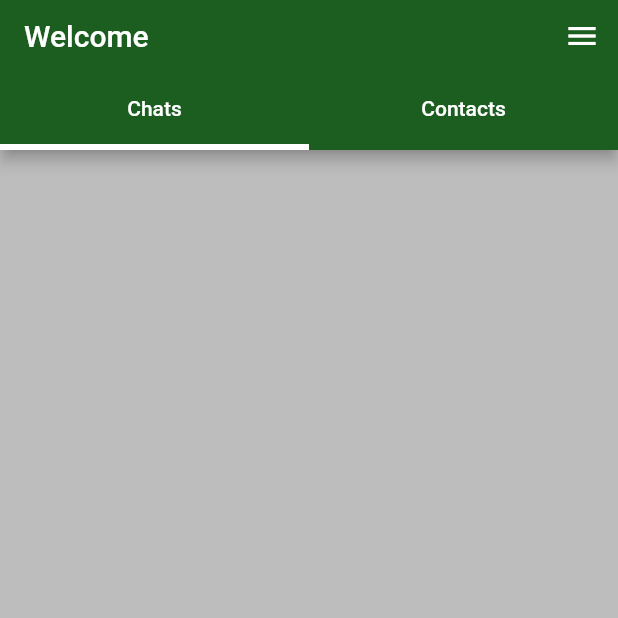
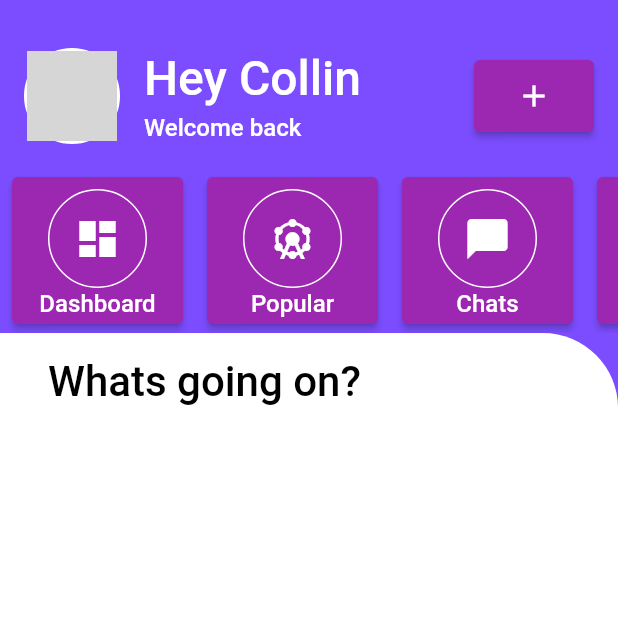
Before and after one commit to HiMyNameIsCollin/flutterChatApp, a Flutter app: the screen it shows after launch, on a phone screen of 412 x 824 dp, the top half of it. Run offline on Flutter 3.47's test engine with Material 2 defaults, Android fonts, the phone set to English and light mode, and no system bars; network calls fail; grey boxes are pictures that could not be loaded.

Commit message:
Nav bar & basic layout

```diff
--- a/lib/main.dart
+++ b/lib/main.dart
@@ -10,18 +10,12 @@ class MyApp extends StatelessWidget {
   Widget build(BuildContext context) {
     return MaterialApp(
       theme: ThemeData(
-        primaryColor: Colors.green[900],
-        colorScheme: const ColorScheme.light().copyWith(
-          primary: Colors.green[900],
-          onPrimary: Colors.white,
-          secondary: Colors.grey[500],
+        appBarTheme: const AppBarTheme(
+          backgroundColor: Colors.transparent,
+          elevation: 0,
         ),
-        scaffoldBackgroundColor: Colors.grey[400],
-        textButtonTheme: TextButtonThemeData(
-          style: TextButton.styleFrom(
-            primary: Colors.white,
-          ),
-        ),
+        scaffoldBackgroundColor: Colors.deepPurpleAccent,
+        primarySwatch: Colors.purple,
       ),
       home: loggedIn ? MainPage() : null,
     );
--- /dev/null
+++ b/lib/widgets/button.dart
@@ -0,0 +1,56 @@
+import 'package:flutter/material.dart';
+import '../text_styles.dart';
+
+class Button extends StatelessWidget {
+  final String parentState;
+  final Function btnFunc;
+  final String btnText;
+  final IconData btnIcon;
+  Button({
+    required this.btnFunc,
+    required this.parentState,
+    required this.btnText,
+    required this.btnIcon,
+  });
+
+  @override
+  Widget build(BuildContext context) {
+    return Align(
+      alignment: Alignment.center,
+      child: Stack(
+        clipBehavior: Clip.antiAlias,
+        children: [
+          Container(
+            margin: EdgeInsets.only(left: 8, right: 8),
+            child: ElevatedButton(
+              style: ElevatedButton.styleFrom(
+                padding:
+                    EdgeInsets.only(bottom: 24, top: 8, left: 24, right: 24),
+              ),
+              onPressed: () => btnFunc(btnText.toLowerCase()),
+              child: Container(
+                padding: EdgeInsets.all(16),
+                decoration: BoxDecoration(
+                  border: Border.all(color: Colors.white, width: 1),
+                  borderRadius: BorderRadius.all(
+                    Radius.circular(100),
+                  ),
+                ),
+                child: Icon(btnIcon, size: 32),
+              ),
+            ),
+          ),
+          Positioned.fill(
+            child: Align(
+              alignment: Alignment(0, .9),
+              child: Text(
+                btnText,
+                style: subWhiteText,
+              ),
+            ),
+          ),
+        ],
+      ),
+    );
+  }
+}
--- a/lib/widgets/dashboard_bar.dart
+++ /dev/null
@@ -1,57 +0,0 @@
-import 'package:flutter/material.dart';
-
-class DashboardBar extends StatelessWidget {
-  final String dbRoute;
-  final Function handleDbRoute;
-
-  DashboardBar(this.dbRoute, this.handleDbRoute);
-
-  @override
-  Widget build(BuildContext context) {
-    getAB(String state) {
-      var color;
-      if (state == dbRoute) {
-        color = Colors.white;
-      } else {
-        color = Theme.of(context).primaryColor;
-      }
-      var activeBorder = BoxDecoration(
-        border: Border(
-          bottom: BorderSide(
-            color: color,
-            width: 4.0,
-          ),
-        ),
-      );
-      return activeBorder;
-    }
-
-    return Container(
-      child: Row(
-        children: [
-          Expanded(
-            child: Container(
-              decoration: getAB('chats'),
-              child: TextButton(
-                child: Text('Chats'),
-                onPressed: () => handleDbRoute('chats'),
-              ),
-            ),
-            flex: 1,
-          ),
-          Expanded(
-            child: Container(
-              decoration: getAB('contacts'),
-              child: TextButton(
-                child: Text('Contacts'),
-                onPressed: () => handleDbRoute('contacts'),
-              ),
-            ),
-            flex: 1,
-          ),
-        ],
-      ),
-      width: double.infinity,
-    );
-  }
-}
--- /dev/null
+++ b/lib/widgets/page_header.dart
@@ -0,0 +1,74 @@
+import 'package:flutter/material.dart';
+import '../text_styles.dart';
+
+class PageHeader extends StatelessWidget {
+  @override
+  Widget build(BuildContext context) {
+    return Container(
+      margin: const EdgeInsets.only(
+        top: 32,
+        bottom: 16,
+        right: 16,
+        left: 16,
+      ),
+      child: Row(
+        mainAxisAlignment: MainAxisAlignment.spaceBetween,
+        crossAxisAlignment: CrossAxisAlignment.center,
+        children: <Widget>[
+          Row(
+            children: [
+              Container(
+                decoration: BoxDecoration(
+                  border: Border.all(
+                    color: Colors.white,
+                    width: 2,
+                  ),
+                  shape: BoxShape.circle,
+                ),
+                child: const CircleAvatar(
+                  backgroundColor: Colors.black,
+                  backgroundImage: NetworkImage(
+                    'https://robohash.org/1.png',
+                  ),
+                  // Implement user initials here
+                  // child: Text('CS'),
+                  foregroundColor: Colors.white,
+                  radius: 30,
+                ),
+              ),
+              SizedBox(width: 16),
+              Container(
+                child: Column(
+                  crossAxisAlignment: CrossAxisAlignment.start,
+                  children: const <Widget>[
+                    Text(
+                      'Hey Collin',
+                      style: bigWhiteText,
+                    ),
+                    SizedBox(height: 4),
+                    Text(
+                      'Welcome back',
+                      style: subWhiteText,
+                    ),
+                  ],
+                ),
+              ),
+            ],
+          ),
+          Container(
+            child: ElevatedButton(
+              onPressed: () => print('123'),
+              child: IconButton(
+                icon: const Icon(
+                  Icons.add,
+                  size: 24,
+                ),
+                onPressed: () => print(123),
+              ),
+            ),
+          )
+        ],
+      ),
+    );
+  }
+}
--- /dev/null
+++ b/lib/widgets/page_switch.dart
@@ -0,0 +1,51 @@
+import 'package:flutter/material.dart';
+import './button.dart';
+
+class PageSwitch extends StatelessWidget {
+  final String parentRoute;
+  final Function parentButton;
+
+  PageSwitch(this.parentRoute, this.parentButton);
+
+  @override
+  Widget build(BuildContext context) {
+    return SizedBox(
+      height: 110,
+      child: ListView(
+        scrollDirection: Axis.horizontal,
+        children: [
+          Button(
+            btnFunc: parentButton,
+            parentState: parentRoute,
+            btnText: 'Dashboard',
+            btnIcon: Icons.dashboard,
+          ),
+          Button(
+            btnFunc: parentButton,
+            parentState: parentRoute,
+            btnText: 'Popular',
+            btnIcon: Icons.attractions,
+          ),
+          Button(
+            btnFunc: parentButton,
+            parentState: parentRoute,
+            btnText: 'Chats',
+            btnIcon: Icons.chat_bubble,
+          ),
+          Button(
+            btnFunc: parentButton,
+            parentState: parentRoute,
+            btnText: 'Contacts',
+            btnIcon: Icons.people_outline_sharp,
+          ),
+          Button(
+            btnFunc: parentButton,
+            parentState: parentRoute,
+            btnText: 'Settings',
+            btnIcon: Icons.settings,
+          ),
+        ],
+      ),
+    );
+  }
+}
```
Also changed, not shown: lib/dashboard.dart (+11 -21 lines), lib/main_page.dart (+33 -9 lines), lib/text_styles.dart (added, +59 -0 lines), pad.txt (added, +28 -0 lines), images/img.png (added).
